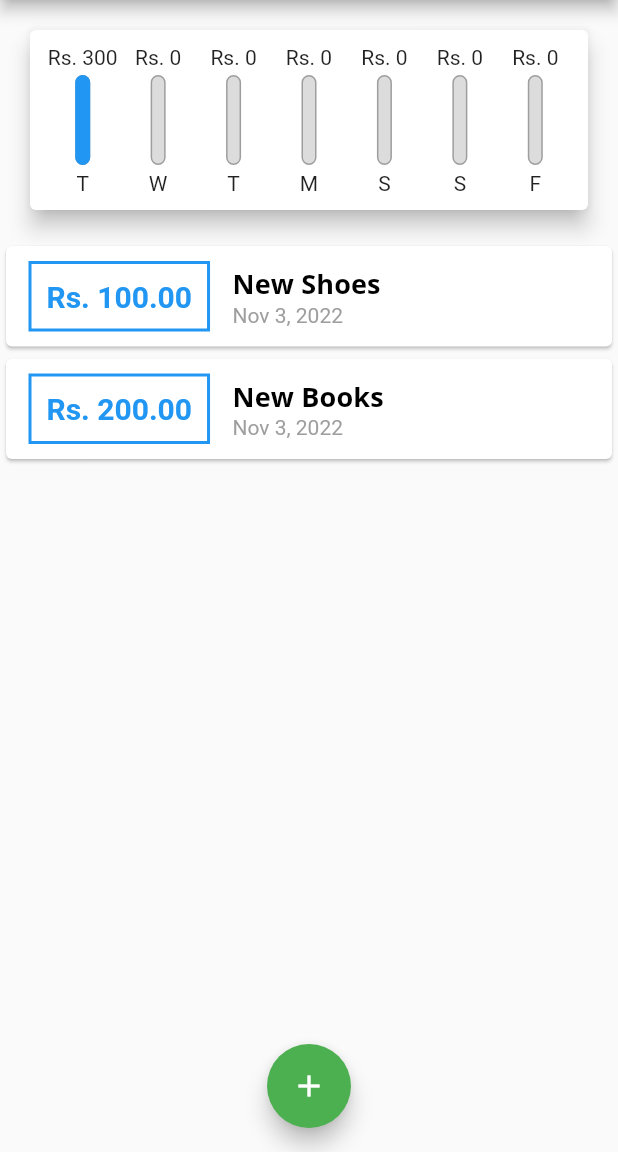
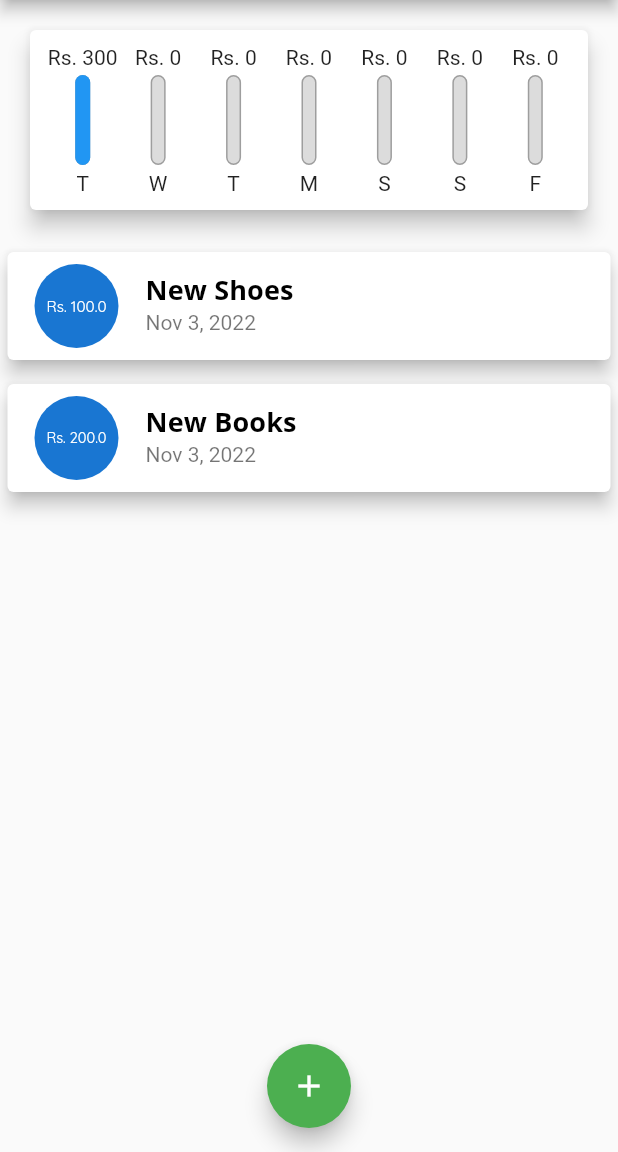
Before and after one commit to rghv932/flutter-personal-expenses-app, a Flutter app: the screen it shows after launch, on a phone screen of 412 x 824 dp, the part 84-1236 px from its top. Run offline on Flutter 3.47's test engine with Material 2 defaults, Android fonts, the phone set to English and light mode, and no system bars.

Commit message:
ListTile Widget

```diff
--- a/lib/main.dart
+++ b/lib/main.dart
@@ -15,6 +15,7 @@ class MyApp extends StatelessWidget {
   @override
   Widget build(BuildContext context) {
     return MaterialApp(
+      debugShowCheckedModeBanner: false,
       title: 'Flutter - Personal Expenses App',
       theme: ThemeData(
         primarySwatch: Colors.blue,
--- a/lib/widgets/transaction_list.dart
+++ b/lib/widgets/transaction_list.dart
@@ -31,46 +31,28 @@ class TransactionList extends StatelessWidget {
           : ListView.builder(
               itemBuilder: (context, index) {
                 return Card(
-                  child: Row(
-                    children: <Widget>[
-                      Container(
+                  elevation: 5,
                   margin: EdgeInsets.symmetric(
-                          vertical: 10,
-                          horizontal: 15,
+                    horizontal: 5,
+                    vertical: 8,
                   ),
-                        decoration: BoxDecoration(
-                          border: Border.all(
-                            color: Theme.of(context).primaryColor,
-                            width: 2,
-                          ),
-                        ),
-                        padding: EdgeInsets.all(10),
-                        child: Text(
-                          'Rs. ${transactions[index].amount.toStringAsFixed(2)}',
-                          style: TextStyle(
-                            fontWeight: FontWeight.bold,
-                            fontSize: 20,
-                            color: Theme.of(context).primaryColor,
+                  child: ListTile(
+                    leading: CircleAvatar(
+                      radius: 30,
+                      child: Padding(
+                        padding: const EdgeInsets.all(10.0),
+                        child: FittedBox(
+                          child: Text('Rs. ${transactions[index].amount}'),
                         ),
                       ),
                     ),
-                      Column(
-                        crossAxisAlignment: CrossAxisAlignment.start,
-                        children: <Widget>[
-                          Text(
+                    title: Text(
                       transactions[index].title,
                       style: Theme.of(context).textTheme.titleSmall,
                     ),
-                          Text(
-                            DateFormat.yMMMd().format(
-                                transactions[index].date), //'yyyy-MM-dd'
-                            style: TextStyle(
-                              color: Colors.grey,
+                    subtitle: Text(
+                      DateFormat.yMMMd().format(transactions[index].date),
                     ),
-                          ),
-                        ],
-                      ),
-                    ],
                   ),
                 );
               },
```
Lines whose indentation alone changed are shown as unchanged.
